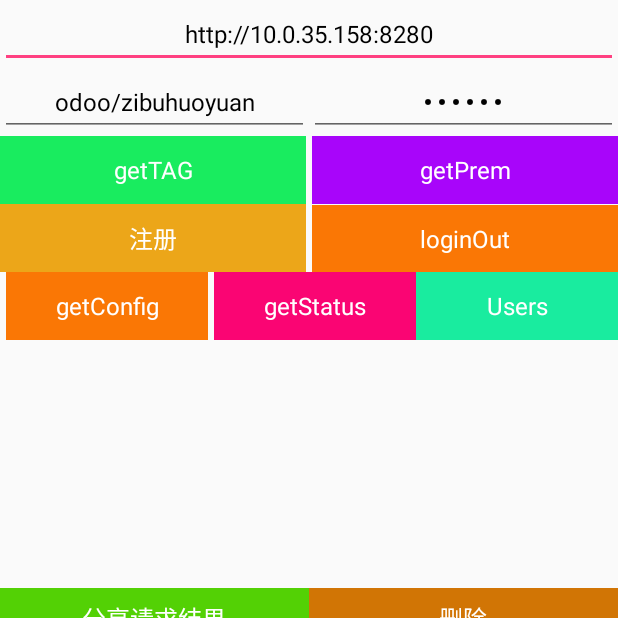
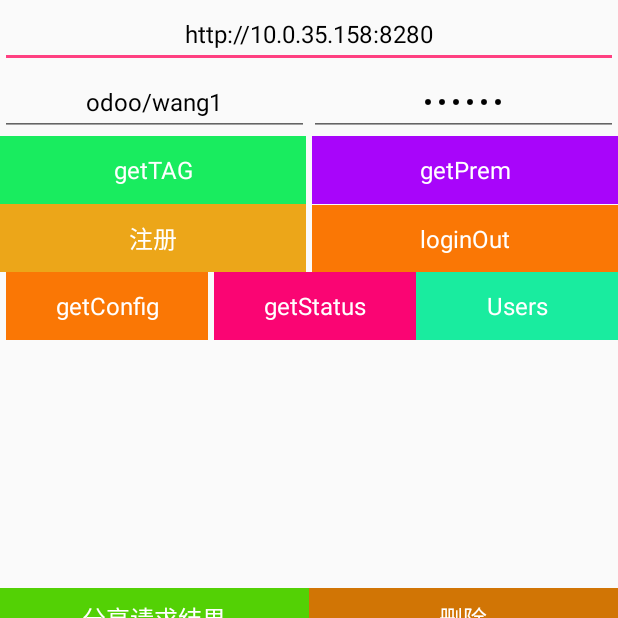
Before and after one commit to wisn-mirror/WSONetLib, an Android app: the screen it shows after launch (MainActivity), after a tap on "注册", on a phone screen of 412 x 824 dp, the top half of it. Run offline under Robolectric (Android 15) with nearby library versions, the phone set to English and light mode, and no system bars; pictures from the network do not load; 2 other taps on this screen came first.

```diff
--- a/app/src/main/res/layout/activity_main.xml
+++ b/app/src/main/res/layout/activity_main.xml
@@ -54,7 +54,7 @@
                         android:layout_weight="1"
                         android:gravity="center"
                         android:hint="用户名"
-                        android:text="odoo/zibuhuoyuan"
+                        android:text="odoo/wang1"
                         android:textColor="#000"
                         android:textSize="16dp" />
 
@@ -66,7 +66,7 @@
                         android:gravity="center"
                         android:hint="密码"
                         android:inputType="textPassword"
-                        android:text="test11"
+                        android:text="123456"
                         android:textColor="#000"
                         android:textSize="16dp" />
                 </LinearLayout>
--- a/library/src/main/java/com/want/wso2/WSONet.java
+++ b/library/src/main/java/com/want/wso2/WSONet.java
@@ -35,7 +35,7 @@ import okhttp3.OkHttpClient;
 public class WSONet {
 
 
-    public static final long DEFAULT_MILLISECONDS = 60000;      //默认的超时时间
+    public static final long DEFAULT_MILLISECONDS = 15000;      //默认的超时时间
     public static long REFRESH_TIME = 300;                      //回调刷新时间（单位ms）
 
     private Application context;            //全局上下文
--- a/library/src/main/java/com/want/wso2/base/BodyRequest.java
+++ b/library/src/main/java/com/want/wso2/base/BodyRequest.java
@@ -165,9 +165,10 @@ public abstract class BodyRequest<T, R extends BodyRequest> extends Request<T, R
         if (params == null) return content;
         String publicCommonParams = params.toJson();
         if (publicCommonParams == null) return content;
+        String contentStr=content.substring(1, content.length());
+        String contentResult="}".equals(contentStr)?"}":","+contentStr;
         if (content.length() > 0)
-            return publicCommonParams.substring(0, publicCommonParams.length()-1) +","+
-                   content.substring(1, content.length());
+            return publicCommonParams.substring(0, publicCommonParams.length()-1)+contentResult ;
         return content;
     }
 
```
Also changed, not shown: app/src/main/java/want/com/authtest/MainActivity.java (+23 -2 lines).
